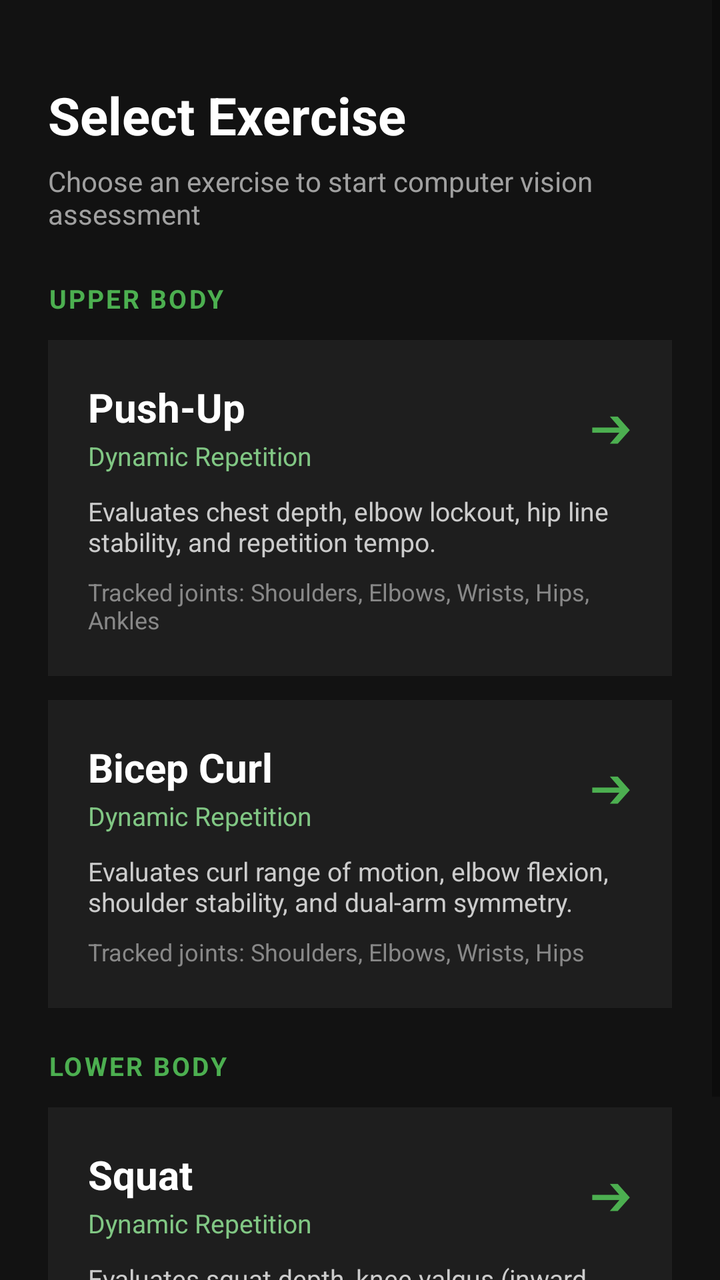
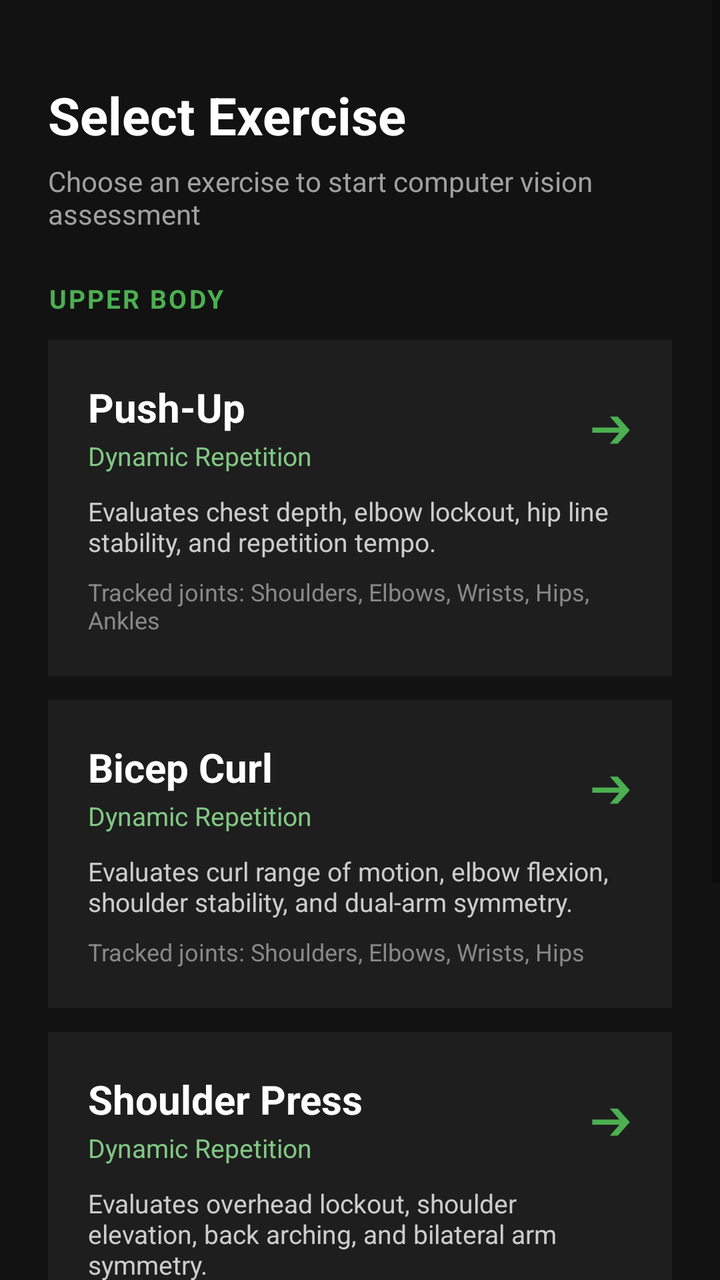

Compare the two renders of this Android layout. The source of the first and the diff that turns it into the second are given below.
<!-- AndroidManifest.xml: application theme Theme.ExerciseAssessment -->
<!-- res/layout/activity_exercise_select.xml -->
<?xml version="1.0" encoding="utf-8"?>
<ScrollView xmlns:android="http://schemas.android.com/apk/res/android"
    android:layout_width="match_parent"
    android:layout_height="match_parent"
    android:background="#121212"
    android:fillViewport="true">

    <LinearLayout
        android:layout_width="match_parent"
        android:layout_height="wrap_content"
        android:orientation="vertical"
        android:padding="24dp">

        <TextView
            android:id="@+id/tvSelectTitle"
            android:layout_width="match_parent"
            android:layout_height="wrap_content"
            android:text="Select Exercise"
            android:textColor="#FFFFFF"
            android:textSize="26sp"
            android:textStyle="bold"
            android:layout_marginTop="16dp" />

        <TextView
            android:id="@+id/tvSelectSubtitle"
            android:layout_width="match_parent"
            android:layout_height="wrap_content"
            android:text="Choose an exercise to start computer vision assessment"
            android:textColor="#A0A0A0"
            android:textSize="14sp"
            android:layout_marginTop="6dp"
            android:layout_marginBottom="24dp" />

        <TextView
            android:id="@+id/tvCategoryHeader"
            android:layout_width="match_parent"
            android:layout_height="wrap_content"
            android:text="UPPER BODY"
            android:textColor="#4CAF50"
            android:textSize="13sp"
            android:textStyle="bold"
            android:letterSpacing="0.08"
            android:layout_marginBottom="12dp" />

        
        <LinearLayout
            android:id="@+id/cardPushUp"
            android:layout_width="match_parent"
            android:layout_height="wrap_content"
            android:orientation="vertical"
            android:background="#1E1E1E"
            android:padding="20dp"
            android:clickable="true"
            android:focusable="true">

            <LinearLayout
                android:layout_width="match_parent"
                android:layout_height="wrap_content"
                android:orientation="horizontal"
                android:gravity="center_vertical">

                <LinearLayout
                    android:layout_width="0dp"
                    android:layout_height="wrap_content"
                    android:layout_weight="1"
                    android:orientation="vertical">

                    <TextView
                        android:id="@+id/tvExerciseName"
                        android:layout_width="wrap_content"
                        android:layout_height="wrap_content"
                        android:text="Push-Up"
                        android:textColor="#FFFFFF"
                        android:textSize="20sp"
                        android:textStyle="bold" />

                    <TextView
                        android:layout_width="wrap_content"
                        android:layout_height="wrap_content"
                        android:text="Dynamic Repetition"
                        android:textColor="#81C784"
                        android:textSize="13sp"
                        android:layout_marginTop="2dp" />
                </LinearLayout>

                <TextView
                    android:layout_width="wrap_content"
                    android:layout_height="wrap_content"
                    android:text="➔"
                    android:textColor="#4CAF50"
                    android:textSize="22sp" />
            </LinearLayout>

            <TextView
                android:layout_width="match_parent"
                android:layout_height="wrap_content"
                android:text="Evaluates chest depth, elbow lockout, hip line stability, and repetition tempo."
                android:textColor="#CCCCCC"
                android:textSize="13sp"
                android:layout_marginTop="10dp" />

            <TextView
                android:layout_width="match_parent"
                android:layout_height="wrap_content"
                android:text="Tracked joints: Shoulders, Elbows, Wrists, Hips, Ankles"
                android:textColor="#888888"
                android:textSize="12sp"
                android:layout_marginTop="8dp" />
        </LinearLayout>

        
        <LinearLayout
            android:id="@+id/cardBicepCurl"
            android:layout_width="match_parent"
            android:layout_height="wrap_content"
            android:orientation="vertical"
            android:background="#1E1E1E"
            android:padding="20dp"
            android:layout_marginTop="12dp"
            android:clickable="true"
            android:focusable="true">

            <LinearLayout
                android:layout_width="match_parent"
                android:layout_height="wrap_content"
                android:orientation="horizontal"
                android:gravity="center_vertical">

                <LinearLayout
                    android:layout_width="0dp"
                    android:layout_height="wrap_content"
                    android:layout_weight="1"
                    android:orientation="vertical">

                    <TextView
                        android:id="@+id/tvBicepCurlName"
                        android:layout_width="wrap_content"
                        android:layout_height="wrap_content"
                        android:text="Bicep Curl"
                        android:textColor="#FFFFFF"
                        android:textSize="20sp"
                        android:textStyle="bold" />

                    <TextView
                        android:layout_width="wrap_content"
                        android:layout_height="wrap_content"
                        android:text="Dynamic Repetition"
                        android:textColor="#81C784"
                        android:textSize="13sp"
                        android:layout_marginTop="2dp" />
                </LinearLayout>

                <TextView
                    android:layout_width="wrap_content"
                    android:layout_height="wrap_content"
                    android:text="➔"
                    android:textColor="#4CAF50"
                    android:textSize="22sp" />
            </LinearLayout>

            <TextView
                android:layout_width="match_parent"
                android:layout_height="wrap_content"
                android:text="Evaluates curl range of motion, elbow flexion, shoulder stability, and dual-arm symmetry."
                android:textColor="#CCCCCC"
                android:textSize="13sp"
                android:layout_marginTop="10dp" />

            <TextView
                android:layout_width="match_parent"
                android:layout_height="wrap_content"
                android:text="Tracked joints: Shoulders, Elbows, Wrists, Hips"
                android:textColor="#888888"
                android:textSize="12sp"
                android:layout_marginTop="8dp" />
        </LinearLayout>

        <TextView
            android:id="@+id/tvCategoryHeaderLower"
            android:layout_width="match_parent"
            android:layout_height="wrap_content"
            android:text="LOWER BODY"
            android:textColor="#4CAF50"
            android:textSize="13sp"
            android:textStyle="bold"
            android:letterSpacing="0.08"
            android:layout_marginTop="20dp"
            android:layout_marginBottom="12dp" />

        
        <LinearLayout
            android:id="@+id/cardSquat"
            android:layout_width="match_parent"
            android:layout_height="wrap_content"
            android:orientation="vertical"
            android:background="#1E1E1E"
            android:padding="20dp"
            android:clickable="true"
            android:focusable="true">

            <LinearLayout
                android:layout_width="match_parent"
                android:layout_height="wrap_content"
                android:orientation="horizontal"
                android:gravity="center_vertical">

                <LinearLayout
                    android:layout_width="0dp"
                    android:layout_height="wrap_content"
                    android:layout_weight="1"
                    android:orientation="vertical">

                    <TextView
                        android:id="@+id/tvSquatName"
                        android:layout_width="wrap_content"
                        android:layout_height="wrap_content"
                        android:text="Squat"
                        android:textColor="#FFFFFF"
                        android:textSize="20sp"
                        android:textStyle="bold" />

                    <TextView
                        android:layout_width="wrap_content"
                        android:layout_height="wrap_content"
                        android:text="Dynamic Repetition"
                        android:textColor="#81C784"
                        android:textSize="13sp"
                        android:layout_marginTop="2dp" />
                </LinearLayout>

                <TextView
                    android:layout_width="wrap_content"
                    android:layout_height="wrap_content"
                    android:text="➔"
                    android:textColor="#4CAF50"
                    android:textSize="22sp" />
            </LinearLayout>

            <TextView
                android:layout_width="match_parent"
                android:layout_height="wrap_content"
                android:text="Evaluates squat depth, knee valgus (inward collapse), hip line stability, and repetition tempo."
                android:textColor="#CCCCCC"
                android:textSize="13sp"
                android:layout_marginTop="10dp" />

            <TextView
                android:layout_width="match_parent"
                android:layout_height="wrap_content"
                android:text="Tracked joints: Hips, Knees, Ankles, Shoulders"
                android:textColor="#888888"
                android:textSize="12sp"
                android:layout_marginTop="8dp" />
        </LinearLayout>

    </LinearLayout>
</ScrollView>
<!-- resources referenced by this layout -->
<resources>
  <style name="Theme.ExerciseAssessment" parent="Theme.AppCompat.DayNight.NoActionBar">
          <item name="android:statusBarColor">#121212</item>
      </style>
</resources>

<!-- the commit's change to res/layout/activity_exercise_select.xml (unified diff, before → after) -->
@@ -162,6 +162,73 @@
                 android:layout_width="match_parent"
                 android:layout_height="wrap_content"
                 android:text="Evaluates curl range of motion, elbow flexion, shoulder stability, and dual-arm symmetry."
+                android:textColor="#CCCCCC"
+                android:textSize="13sp"
+                android:layout_marginTop="10dp" />
+
+            <TextView
+                android:layout_width="match_parent"
+                android:layout_height="wrap_content"
+                android:text="Tracked joints: Shoulders, Elbows, Wrists, Hips"
+                android:textColor="#888888"
+                android:textSize="12sp"
+                android:layout_marginTop="8dp" />
+        </LinearLayout>
+
+        
+        <LinearLayout
+            android:id="@+id/cardShoulderPress"
+            android:layout_width="match_parent"
+            android:layout_height="wrap_content"
+            android:orientation="vertical"
+            android:background="#1E1E1E"
+            android:padding="20dp"
+            android:layout_marginTop="12dp"
+            android:clickable="true"
+            android:focusable="true">
+
+            <LinearLayout
+                android:layout_width="match_parent"
+                android:layout_height="wrap_content"
+                android:orientation="horizontal"
+                android:gravity="center_vertical">
+
+                <LinearLayout
+                    android:layout_width="0dp"
+                    android:layout_height="wrap_content"
+                    android:layout_weight="1"
+                    android:orientation="vertical">
+
+                    <TextView
+                        android:id="@+id/tvShoulderPressName"
+                        android:layout_width="wrap_content"
+                        android:layout_height="wrap_content"
+                        android:text="Shoulder Press"
+                        android:textColor="#FFFFFF"
+                        android:textSize="20sp"
+                        android:textStyle="bold" />
+
+                    <TextView
+                        android:layout_width="wrap_content"
+                        android:layout_height="wrap_content"
+                        android:text="Dynamic Repetition"
+                        android:textColor="#81C784"
+                        android:textSize="13sp"
+                        android:layout_marginTop="2dp" />
+                </LinearLayout>
+
+                <TextView
+                    android:layout_width="wrap_content"
+                    android:layout_height="wrap_content"
+                    android:text="➔"
+                    android:textColor="#4CAF50"
+                    android:textSize="22sp" />
+            </LinearLayout>
+
+            <TextView
+                android:layout_width="match_parent"
+                android:layout_height="wrap_content"
+                android:text="Evaluates overhead lockout, shoulder elevation, back arching, and bilateral arm symmetry."
                 android:textColor="#CCCCCC"
                 android:textSize="13sp"
                 android:layout_marginTop="10dp" />
